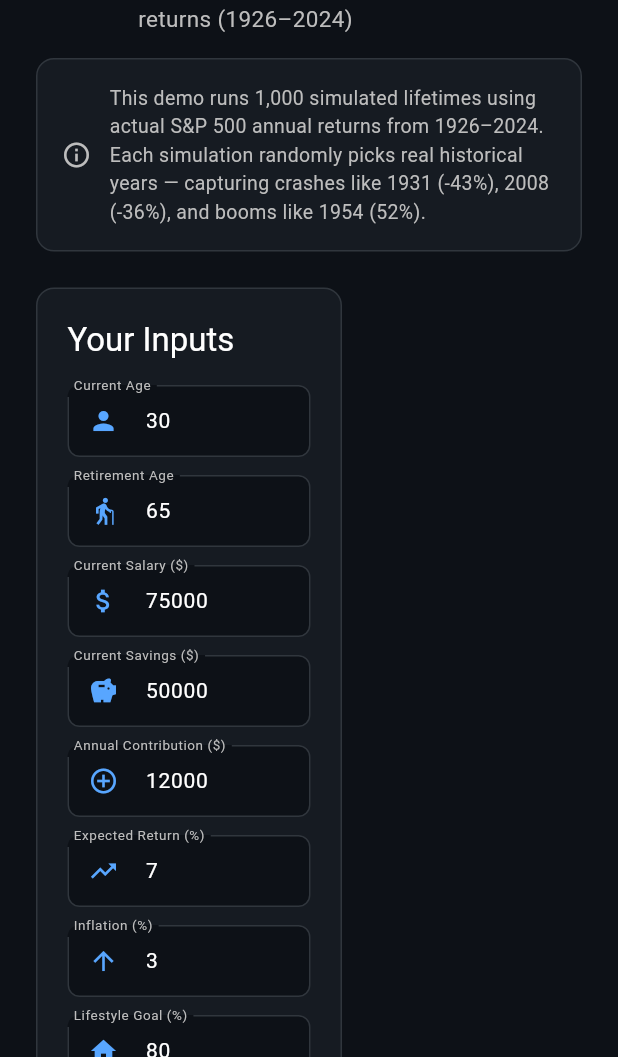
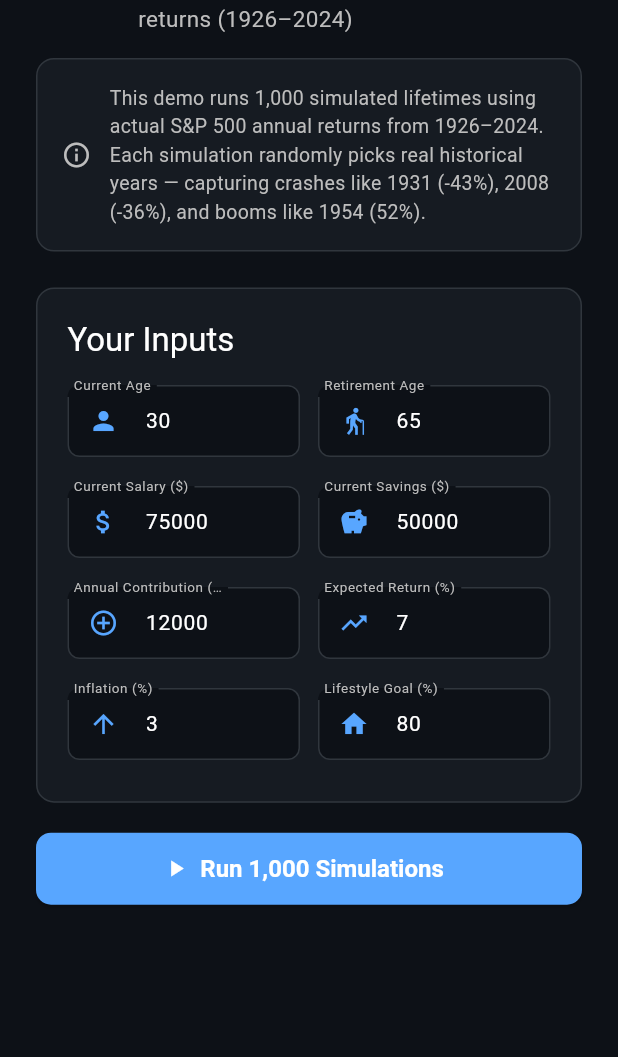
Before and after one commit to maheshmaddi/monte-carlo-retirement-simulator, a Flutter app: the screen it shows after launch, on a phone screen of 412 x 824 dp, the part 179-1236 px from its top. Run offline on Flutter 3.47's test engine with Material 3 defaults, Android fonts, the phone set to English and light mode, and no system bars.

Commit message:
Fix mobile layout with GridView for responsive inputs

```diff
--- a/lib/main.dart
+++ b/lib/main.dart
@@ -180,9 +180,13 @@ class _SimulatorPageState extends State<SimulatorPage> {
         children: [
           Text('Your Inputs', style: Theme.of(context).textTheme.titleLarge?.copyWith(color: Colors.white)),
           const SizedBox(height: 16),
-          Wrap(
-            spacing: 16,
-            runSpacing: 12,
+          GridView.count(
+            crossAxisCount: MediaQuery.of(context).size.width > 600 ? 4 : 2,
+            shrinkWrap: true,
+            physics: const NeverScrollableScrollPhysics(),
+            mainAxisSpacing: 12,
+            crossAxisSpacing: 12,
+            childAspectRatio: MediaQuery.of(context).size.width > 600 ? 2.2 : 2.8,
             children: [
               _inputField('Current Age', _ageCtrl, Icons.person),
               _inputField('Retirement Age', _retireAgeCtrl, Icons.elderly),
@@ -201,9 +205,7 @@ class _SimulatorPageState extends State<SimulatorPage> {
   }
 
   Widget _inputField(String label, TextEditingController ctrl, IconData icon) {
-    return SizedBox(
-      width: MediaQuery.of(context).size.width > 600 ? 180 : (MediaQuery.of(context).size.width - 88) / 2,
-      child: TextField(
+    return TextField(
         controller: ctrl,
         keyboardType: const TextInputType.numberWithOptions(decimal: true),
         style: const TextStyle(color: Colors.white, fontSize: 14),
@@ -227,7 +229,6 @@ class _SimulatorPageState extends State<SimulatorPage> {
           ),
           contentPadding: const EdgeInsets.symmetric(vertical: 12),
         ),
-      ),
     );
   }
 
```
